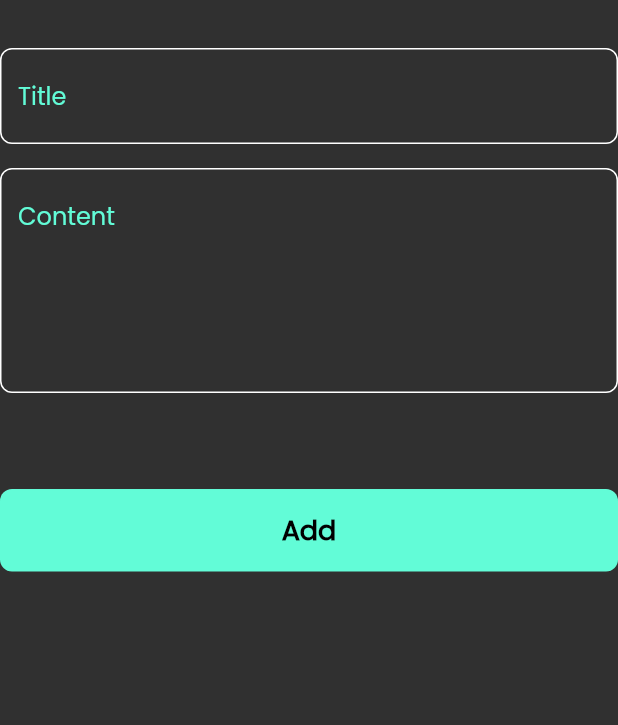
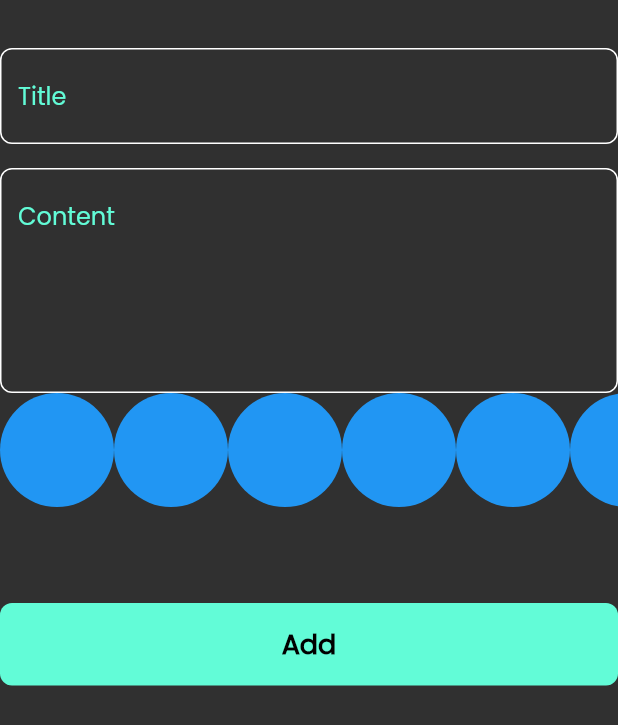
Before and after one commit to AyaallahEmara/notes_app, a Flutter app: the AddNoteForm widget shown alone on an empty page, opened directly, on a phone screen of 412 x 824 dp. Shown: the top 725 px of the screen. Run offline on Flutter 3.47's test engine with Material 2 defaults, Android fonts, the phone set to English and light mode, and no system bars; our stand-ins replace bloc, flutter_bloc, hive, hive_flutter, modal_progress_hud_nsn; accounts and stored records are empty.

Commit message:
create colors list view part one

```diff
--- a/lib/widgets/add_note_form.dart
+++ b/lib/widgets/add_note_form.dart
@@ -3,6 +3,7 @@ import 'package:flutter_bloc/flutter_bloc.dart';
 import 'package:intl/intl.dart';
 import 'package:notes_app/cubits/add_note/add_note_cubit.dart';
 import 'package:notes_app/models/note_model.dart';
+import 'package:notes_app/widgets/colors_list_view.dart';
 import 'package:notes_app/widgets/custom_botton.dart';
 import 'package:notes_app/widgets/custom_text_field.dart';
 
@@ -33,6 +34,7 @@ class _AddNoteFormState extends State<AddNoteForm> {
           CustomTextField(hint: 'Content', maxLines: 5, onSaved: (value) {
             subTitle = value;
           },),
+          ColorsListView(),
           const SizedBox(height: 64,),
           BlocBuilder<AddNoteCubit, AddNoteState>(
             builder: (context, state) {
--- /dev/null
+++ b/lib/widgets/colors_list_view.dart
@@ -0,0 +1,33 @@
+import 'package:flutter/material.dart';
+
+class ColorItem extends StatelessWidget {
+  const ColorItem({Key? key}) : super(key: key);
+
+  @override
+  Widget build(BuildContext context) {
+    return CircleAvatar(
+      radius: 38,
+      backgroundColor: Colors.blue,
+    );
+  }
+}
+
+class ColorsListView extends StatelessWidget {
+  const ColorsListView({Key? key}) : super(key: key);
+
+  @override
+  Widget build(BuildContext context) {
+    return SizedBox(
+      height: 76,
+      child: ListView.builder(
+        itemCount: 10,
+        scrollDirection: Axis.horizontal,
+        itemBuilder: ( context,  index)
+        {
+          return const ColorItem();
+        },
+
+      ),
+    );
+  }
+}
```
